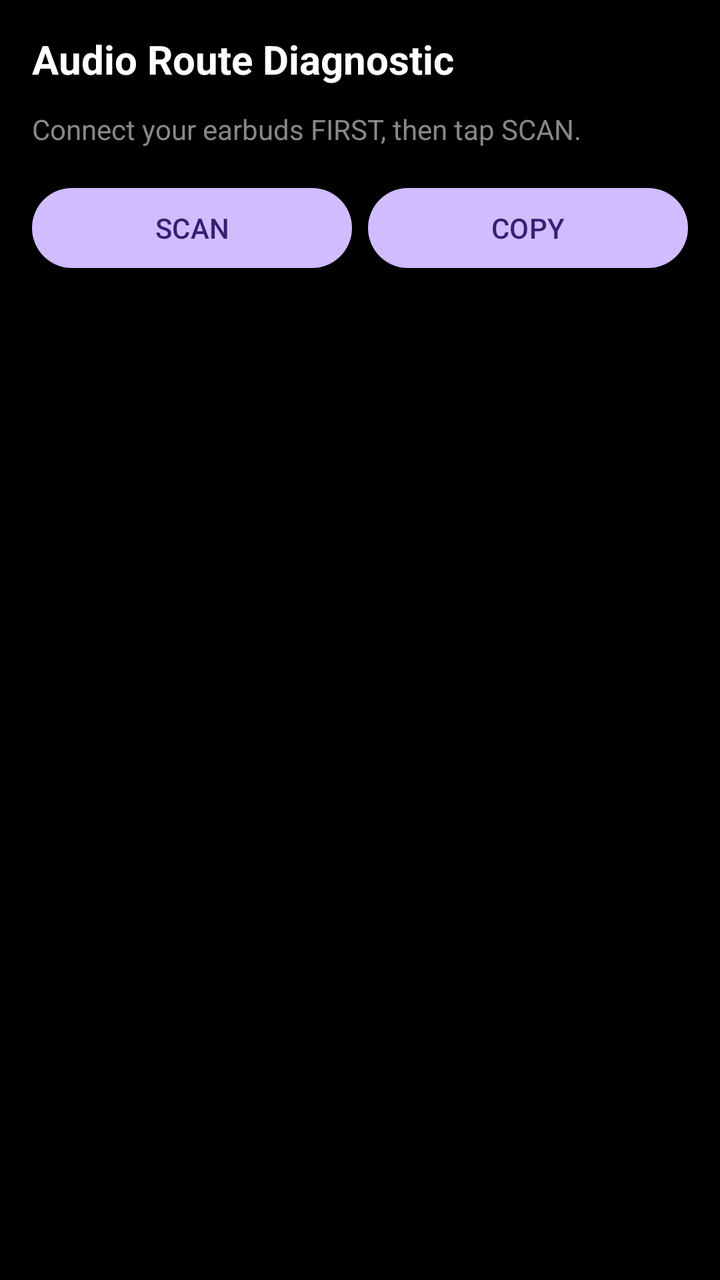
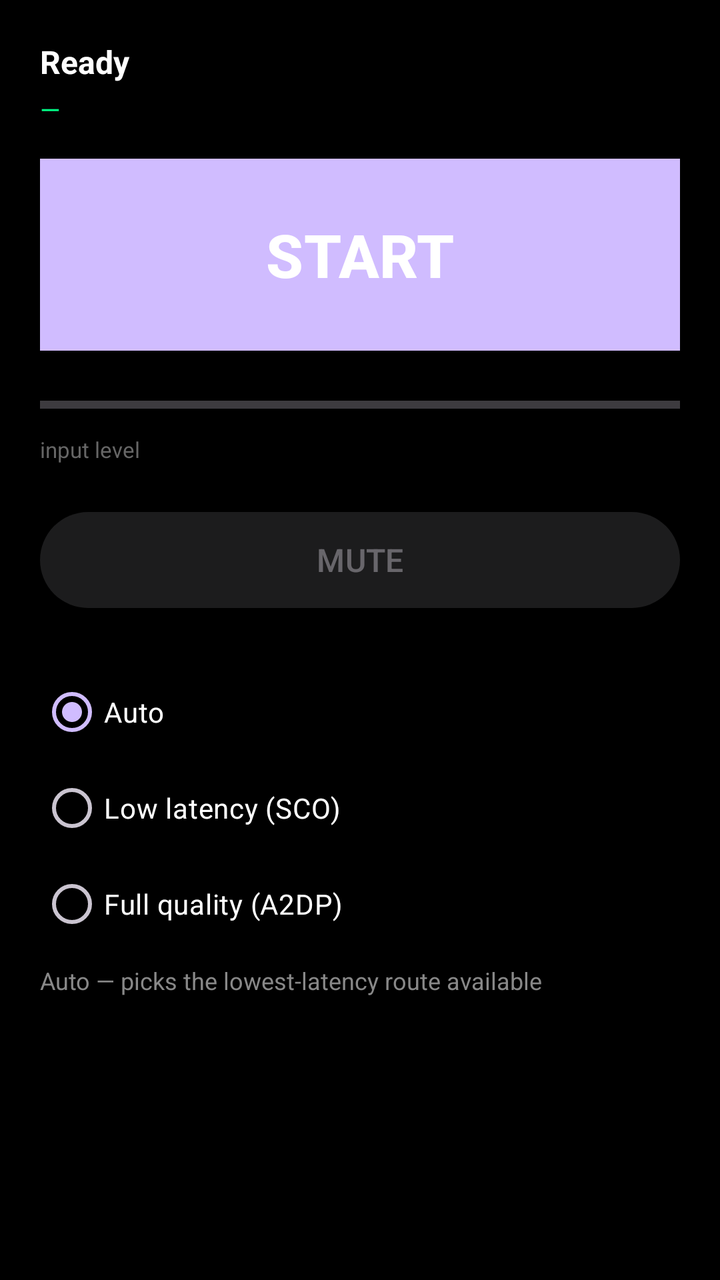

Two renders of the same Android screen: before a commit and after it. Below are the layout's source before the change and the commit's diff.
<!-- AndroidManifest.xml: application theme Theme.VoiceMonitor -->
<!-- res/layout/activity_main.xml -->
<?xml version="1.0" encoding="utf-8"?>
<ScrollView xmlns:android="http://schemas.android.com/apk/res/android"
    android:layout_width="match_parent"
    android:layout_height="match_parent"
    android:background="#000000">

    <LinearLayout
        android:layout_width="match_parent"
        android:layout_height="wrap_content"
        android:orientation="vertical"
        android:padding="16dp">

        <TextView
            android:layout_width="match_parent"
            android:layout_height="wrap_content"
            android:paddingBottom="12dp"
            android:text="Audio Route Diagnostic"
            android:textColor="#FFFFFF"
            android:textSize="20sp"
            android:textStyle="bold" />

        <TextView
            android:layout_width="match_parent"
            android:layout_height="wrap_content"
            android:paddingBottom="16dp"
            android:text="Connect your earbuds FIRST, then tap SCAN."
            android:textColor="#888888"
            android:textSize="14sp" />

        <LinearLayout
            android:layout_width="match_parent"
            android:layout_height="wrap_content"
            android:orientation="horizontal"
            android:paddingBottom="16dp">

            <Button
                android:id="@+id/scanButton"
                android:layout_width="0dp"
                android:layout_height="wrap_content"
                android:layout_weight="1"
                android:text="SCAN" />

            <Button
                android:id="@+id/copyButton"
                android:layout_width="0dp"
                android:layout_height="wrap_content"
                android:layout_marginStart="8dp"
                android:layout_weight="1"
                android:text="COPY" />
        </LinearLayout>

        <TextView
            android:id="@+id/output"
            android:layout_width="match_parent"
            android:layout_height="wrap_content"
            android:fontFamily="monospace"
            android:textColor="#00FF88"
            android:textIsSelectable="true"
            android:textSize="11sp" />
    </LinearLayout>
</ScrollView>
<!-- resources referenced by this layout -->
<resources>
  <style name="Theme.VoiceMonitor" parent="Theme.Material3.Dark.NoActionBar">
          <item name="android:statusBarColor">#000000</item>
      </style>
</resources>

<!-- the commit's change to res/layout/activity_main.xml (unified diff, before → after) -->
@@ -8,54 +8,100 @@
         android:layout_width="match_parent"
         android:layout_height="wrap_content"
         android:orientation="vertical"
-        android:padding="16dp">
+        android:padding="20dp">
+
+        <TextView
+            android:id="@+id/status"
+            android:layout_width="match_parent"
+            android:layout_height="wrap_content"
+            android:text="Ready"
+            android:textColor="#FFFFFF"
+            android:textSize="16sp"
+            android:textStyle="bold" />
+
+        <TextView
+            android:id="@+id/latency"
+            android:layout_width="match_parent"
+            android:layout_height="wrap_content"
+            android:paddingTop="4dp"
+            android:paddingBottom="16dp"
+            android:text="—"
+            android:textColor="#00FF88"
+            android:textSize="13sp" />
+
+        <Button
+            android:id="@+id/toggleButton"
+            android:layout_width="match_parent"
+            android:layout_height="96dp"
+            android:background="#1B6C3A"
+            android:text="START"
+            android:textColor="#FFFFFF"
+            android:textSize="30sp"
+            android:textStyle="bold" />
+
+        <ProgressBar
+            android:id="@+id/level"
+            style="?android:attr/progressBarStyleHorizontal"
+            android:layout_width="match_parent"
+            android:layout_height="14dp"
+            android:layout_marginTop="20dp"
+            android:max="100" />
 
         <TextView
             android:layout_width="match_parent"
             android:layout_height="wrap_content"
-            android:paddingBottom="12dp"
-            android:text="Audio Route Diagnostic"
-            android:textColor="#FFFFFF"
-            android:textSize="20sp"
-            android:textStyle="bold" />
+            android:paddingTop="8dp"
+            android:text="input level"
+            android:textColor="#666666"
+            android:textSize="11sp" />
+
+        <Button
+            android:id="@+id/muteButton"
+            android:layout_width="match_parent"
+            android:layout_height="56dp"
+            android:layout_marginTop="20dp"
+            android:enabled="false"
+            android:text="MUTE"
+            android:textSize="16sp" />
+
+        <RadioGroup
+            android:id="@+id/modeGroup"
+            android:layout_width="match_parent"
+            android:layout_height="wrap_content"
+            android:layout_marginTop="24dp"
+            android:orientation="vertical">
+
+            <RadioButton
+                android:id="@+id/rbAuto"
+                android:layout_width="match_parent"
+                android:layout_height="wrap_content"
+                android:checked="true"
+                android:text="Auto"
+                android:textColor="#FFFFFF" />
+
+            <RadioButton
+                android:id="@+id/rbLow"
+                android:layout_width="match_parent"
+                android:layout_height="wrap_content"
+                android:text="Low latency (SCO)"
+                android:textColor="#FFFFFF" />
+
+            <RadioButton
+                android:id="@+id/rbQuality"
+                android:layout_width="match_parent"
+                android:layout_height="wrap_content"
+                android:text="Full quality (A2DP)"
+                android:textColor="#FFFFFF" />
+        </RadioGroup>
 
         <TextView
+            android:id="@+id/modeHint"
             android:layout_width="match_parent"
             android:layout_height="wrap_content"
-            android:paddingBottom="16dp"
-            android:text="Connect your earbuds FIRST, then tap SCAN."
+            android:paddingTop="6dp"
+            android:paddingBottom="24dp"
+            android:text="Auto — picks the lowest-latency route available"
             android:textColor="#888888"
-            android:textSize="14sp" />
-
-        <LinearLayout
-            android:layout_width="match_parent"
-            android:layout_height="wrap_content"
-            android:orientation="horizontal"
-            android:paddingBottom="16dp">
-
-            <Button
-                android:id="@+id/scanButton"
-                android:layout_width="0dp"
-                android:layout_height="wrap_content"
-                android:layout_weight="1"
-                android:text="SCAN" />
-
-            <Button
-                android:id="@+id/copyButton"
-                android:layout_width="0dp"
-                android:layout_height="wrap_content"
-                android:layout_marginStart="8dp"
-                android:layout_weight="1"
-                android:text="COPY" />
-        </LinearLayout>
-
-        <TextView
-            android:id="@+id/output"
-            android:layout_width="match_parent"
-            android:layout_height="wrap_content"
-            android:fontFamily="monospace"
-            android:textColor="#00FF88"
-            android:textIsSelectable="true"
-            android:textSize="11sp" />
+            android:textSize="12sp" />
     </LinearLayout>
 </ScrollView>
